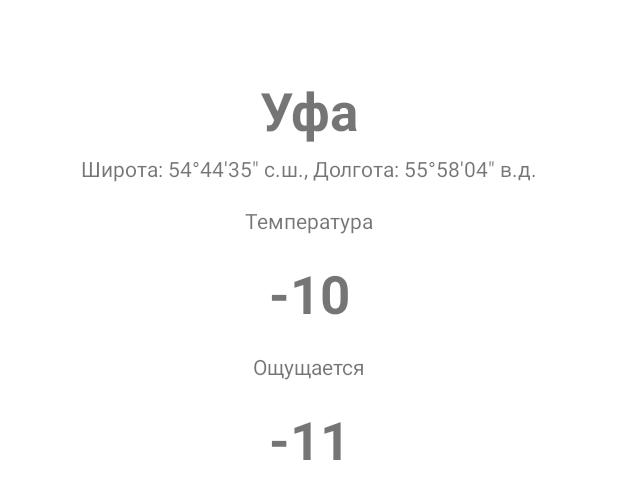
After one commit to AnaStud/Weather, an Android app: the layout fragment_main.xml on its own in the app's theme, with its tools: preview values and no code run, on a phone screen of 412 x 824 dp. The commit adds this screen. Shown: the top 499 px of the screen. Run offline under Robolectric (Android 15) with nearby library versions, the phone set to English and light mode, and no system bars.

Commit message:
Добавила MainActivity и MainFragment

```diff
--- a/app/build.gradle
+++ b/app/build.gradle
@@ -37,7 +37,8 @@ dependencies {
     implementation 'androidx.appcompat:appcompat:1.4.0'
     implementation 'com.google.android.material:material:1.4.0'
     implementation 'androidx.constraintlayout:constraintlayout:2.1.2'
-    testImplementation 'junit:junit:4.+'
+    implementation 'androidx.legacy:legacy-support-v4:1.0.0'
+    testImplementation 'junit:junit:4.13.2'
     androidTestImplementation 'androidx.test.ext:junit:1.1.3'
     androidTestImplementation 'androidx.test.espresso:espresso-core:3.4.0'
 }
--- a/app/src/main/AndroidManifest.xml
+++ b/app/src/main/AndroidManifest.xml
@@ -8,9 +8,10 @@
         android:label="@string/app_name"
         android:roundIcon="@mipmap/ic_launcher_round"
         android:supportsRtl="true"
-        android:theme="@style/Theme.Weather">
+        android:theme="@style/Theme.Weather"
+        android:fullBackupContent="true">
         <activity
-            android:name=".MainActivity"
+            android:name=".view.MainActivity"
             android:exported="true">
             <intent-filter>
                 <action android:name="android.intent.action.MAIN" />
--- a/app/src/main/java/ru/anasoft/weather/MainActivity.kt
+++ b/app/src/main/java/ru/anasoft/weather/view/MainActivity.kt
@@ -1,9 +1,11 @@
-package ru.anasoft.weather
+package ru.anasoft.weather.view
 
 import androidx.appcompat.app.AppCompatActivity
 import android.os.Bundle
+import ru.anasoft.weather.R
 
 class MainActivity : AppCompatActivity() {
+
     override fun onCreate(savedInstanceState: Bundle?) {
         super.onCreate(savedInstanceState)
         setContentView(R.layout.activity_main)
--- /dev/null
+++ b/app/src/main/java/ru/anasoft/weather/view/MainFragment.kt
@@ -0,0 +1,21 @@
+package ru.anasoft.weather.view
+
+import android.os.Bundle
+import androidx.fragment.app.Fragment
+import android.view.LayoutInflater
+import android.view.View
+import android.view.ViewGroup
+import ru.anasoft.weather.R
+
+class MainFragment : Fragment() {
+
+    override fun onCreateView(inflater: LayoutInflater, container: ViewGroup?,
+                              savedInstanceState: Bundle?): View? {
+        return inflater.inflate(R.layout.fragment_main, container, false)
+    }
+
+    companion object {
+        @JvmStatic
+        fun newInstance() = MainFragment()
+    }
+}
--- /dev/null
+++ b/app/src/main/res/layout/fragment_main.xml
@@ -0,0 +1,94 @@
+<?xml version="1.0" encoding="utf-8"?>
+<FrameLayout
+    xmlns:android="http://schemas.android.com/apk/res/android"
+    xmlns:app="http://schemas.android.com/apk/res-auto"
+    xmlns:tools="http://schemas.android.com/tools"
+    android:layout_width="match_parent"
+    android:layout_height="match_parent">
+
+    <androidx.constraintlayout.widget.ConstraintLayout
+        android:id="@+id/main_fragment"
+        android:layout_width="match_parent"
+        android:layout_height="match_parent">
+
+        <TextView
+            android:id="@+id/city"
+            android:layout_width="wrap_content"
+            android:layout_height="wrap_content"
+            android:layout_marginTop="@dimen/margin_50_dp"
+            android:textSize="@dimen/text_size_35_dp"
+            android:textStyle="bold"
+            app:layout_constraintEnd_toEndOf="parent"
+            app:layout_constraintStart_toStartOf="parent"
+            app:layout_constraintTop_toTopOf="parent"
+            tools:text="Уфа" />
+
+        <TextView
+            android:id="@+id/coordinates"
+            android:layout_width="wrap_content"
+            android:layout_height="wrap_content"
+            android:layout_marginTop="@dimen/margin_5_dp"
+            app:layout_constraintEnd_toEndOf="parent"
+            app:layout_constraintStart_toStartOf="parent"
+            app:layout_constraintTop_toBottomOf="@+id/city"
+            tools:text="Широта: 54°44′35″ с.ш., Долгота: 55°58′04″ в.д." />
+
+        <TextView
+            android:id="@+id/temperature_name"
+            android:layout_width="wrap_content"
+            android:layout_height="wrap_content"
+            android:layout_marginTop="@dimen/margin_15_dp"
+            app:layout_constraintEnd_toEndOf="parent"
+            app:layout_constraintStart_toStartOf="parent"
+            app:layout_constraintTop_toBottomOf="@+id/coordinates"
+            android:text="@string/temperature_name" />
+
+        <TextView
+            android:id="@+id/temperature"
+            android:layout_width="wrap_content"
+            android:layout_height="wrap_content"
+            android:layout_marginTop="@dimen/margin_15_dp"
+            android:textSize="@dimen/text_size_35_dp"
+            android:textStyle="bold"
+            app:layout_constraintEnd_toEndOf="parent"
+            app:layout_constraintStart_toStartOf="parent"
+            app:layout_constraintTop_toBottomOf="@+id/temperature_name"
+            tools:text="-10" />
+
+        <TextView
+            android:id="@+id/feels_name"
+            android:layout_width="wrap_content"
+            android:layout_height="wrap_content"
+            android:layout_marginTop="@dimen/margin_15_dp"
+            app:layout_constraintEnd_toEndOf="parent"
+            app:layout_constraintStart_toStartOf="parent"
+            app:layout_constraintTop_toBottomOf="@+id/temperature"
+            android:text="@string/feels_name" />
+
+        <TextView
+            android:id="@+id/feels"
+            android:layout_width="wrap_content"
+            android:layout_height="wrap_content"
+            android:layout_marginTop="@dimen/margin_15_dp"
+            android:textSize="@dimen/text_size_35_dp"
+            android:textStyle="bold"
+            app:layout_constraintEnd_toEndOf="parent"
+            app:layout_constraintStart_toStartOf="parent"
+            app:layout_constraintTop_toBottomOf="@+id/feels_name"
+            tools:text="-11" />
+    </androidx.constraintlayout.widget.ConstraintLayout>
+
+    <FrameLayout
+        android:id="@+id/loadingLayout"
+        android:layout_width="match_parent"
+        android:layout_height="match_parent"
+        android:visibility="gone">
+
+        <ProgressBar
+            style="?android:attr/progressBarStyleLarge"
+            android:layout_width="wrap_content"
+            android:layout_height="wrap_content"
+            android:layout_gravity="center" />
+    </FrameLayout>
+
+</FrameLayout>
--- /dev/null
+++ b/app/src/main/res/values/dimens.xml
@@ -0,0 +1,7 @@
+<?xml version="1.0" encoding="utf-8"?>
+<resources>
+    <dimen name="margin_15_dp">15dp</dimen>
+    <dimen name="margin_50_dp">50dp</dimen>
+    <dimen name="text_size_35_dp">35sp</dimen>
+    <dimen name="margin_5_dp">5dp</dimen>
+</resources>
--- a/app/src/main/res/values/strings.xml
+++ b/app/src/main/res/values/strings.xml
@@ -1,3 +1,6 @@
 <resources>
     <string name="app_name">Weather</string>
+    <string name="hello_blank_fragment">Hello blank fragment</string>
+    <string name="temperature_name">Температура</string>
+    <string name="feels_name">Ощущается</string>
 </resources>
```
